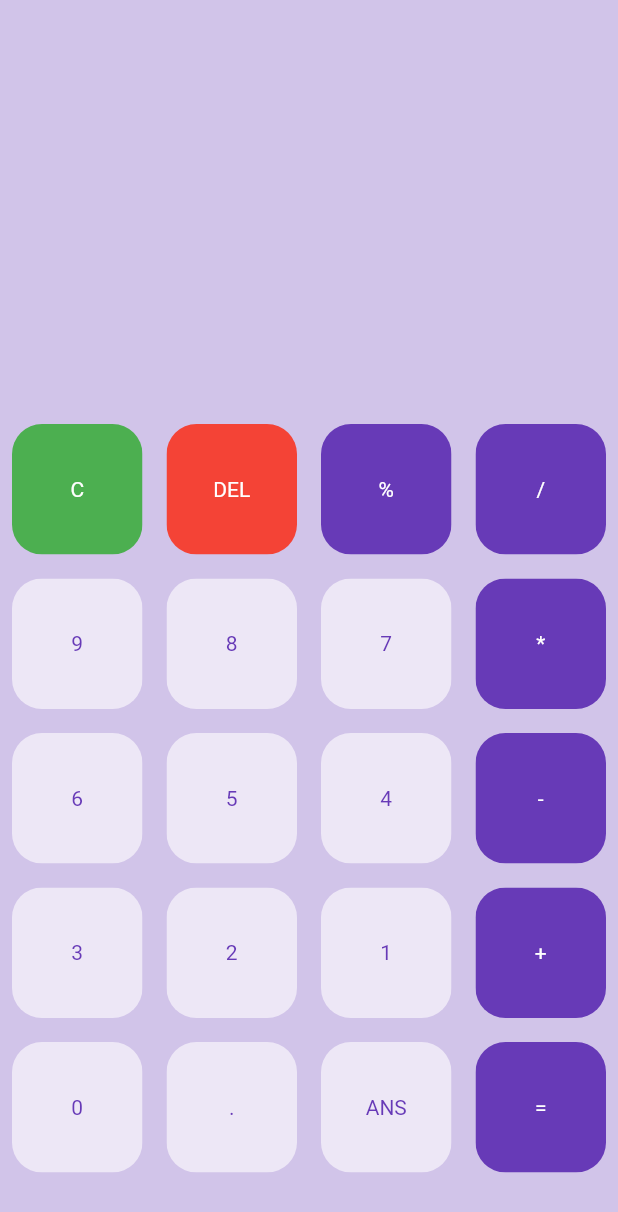
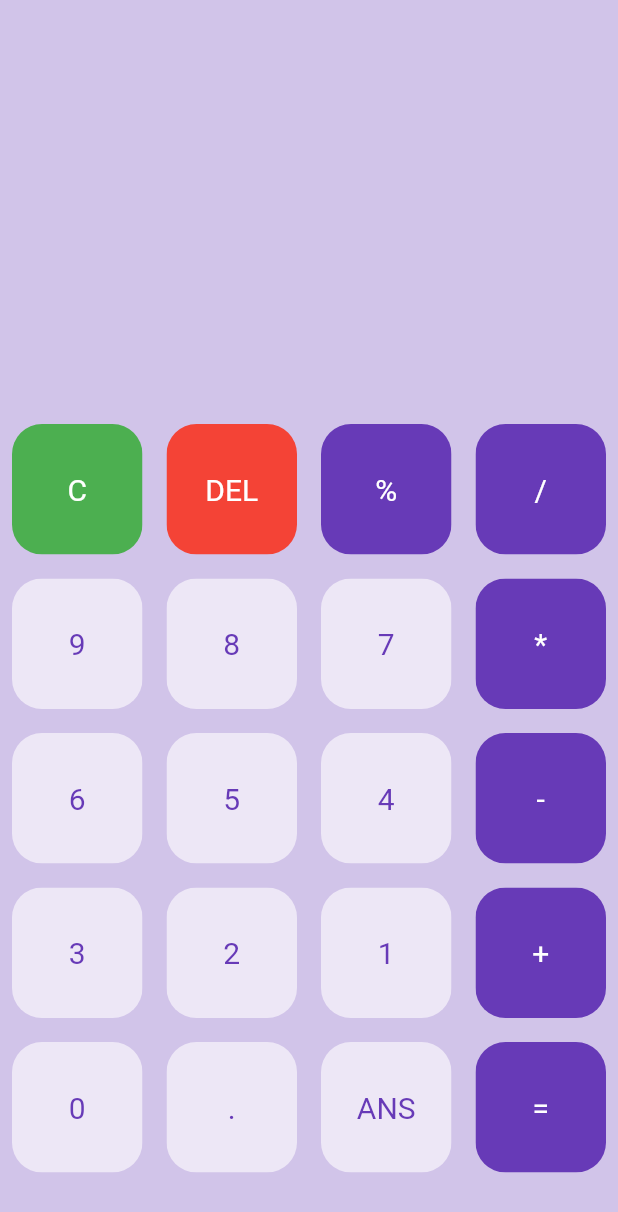
Before and after one commit to ArmanAbdullin/calculate_app, a Flutter app: the screen it shows after launch, on a phone screen of 412 x 824 dp. Shown: the top 1212 px of the screen. Run offline on Flutter 3.47's test engine with Material 2 defaults, Android fonts, the phone set to English and light mode, and no system bars.

Commit message:
change buttons, add tapped and change button clear and delete. It's work!

```diff
--- a/lib/buttons.dart
+++ b/lib/buttons.dart
@@ -5,11 +5,15 @@ class MyButton extends StatelessWidget {
   final textColor;
   final String buttonText;
 
-  MyButton({super.key, this.color, this.textColor, required this.buttonText});
+   final buttonOnTapped;
+
+  MyButton({super.key, this.color, this.textColor, required this.buttonText, this.buttonOnTapped});
 
   @override
   Widget build(BuildContext context) {
-    return Padding(
+    return GestureDetector(
+      onTap: buttonOnTapped,
+      child: Padding(
         padding: const EdgeInsets.all(8.0),
         child: ClipRRect(
           borderRadius: BorderRadius.circular(20),
@@ -18,7 +22,8 @@ class MyButton extends StatelessWidget {
             child: Center(
               child: Text(
                 buttonText,
-              style: TextStyle(color: textColor),
+                style: TextStyle(color: textColor, fontSize: 20),
+              ),
             ),
           ),
         ),
--- a/lib/main.dart
+++ b/lib/main.dart
@@ -21,6 +21,11 @@ class MyHomePage extends StatefulWidget {
 }
 
 class _MyHomePageState extends State<MyHomePage> {
+  var userQuestion = '';
+  var userAnswer = '';
+
+  final myTextStyle = TextStyle(fontSize: 30, color: Colors.deepPurple[900]);
+
   final List<String> buttons = [
     'C',
     'DEL',
@@ -51,30 +56,65 @@ class _MyHomePageState extends State<MyHomePage> {
       body: Column(
         children: [
           Expanded(
-            child: Container(),
+            child: Container(
+              child: Column(
+                mainAxisAlignment: MainAxisAlignment.spaceEvenly,
+                children: [
+                  SizedBox(height: 50,),
+                  Container(
+                    padding: EdgeInsets.all(20),
+                    alignment: Alignment.centerLeft,
+                    child: Text(userQuestion, style: TextStyle(fontSize: 20),),
+                  ),
+                  Container(
+                    padding: EdgeInsets.all(20),
+                    alignment: Alignment.centerRight,
+                    child: Text(userAnswer, style: TextStyle(fontSize: 20),),
+                  ),
+                ],
+              ),
+            ),
           ),
           Expanded(
             flex: 2,
             child: Container(
               child: GridView.builder(
                 itemCount: buttons.length,
-                gridDelegate: SliverGridDelegateWithFixedCrossAxisCount(
+                gridDelegate: const SliverGridDelegateWithFixedCrossAxisCount(
                     crossAxisCount: 4),
                 itemBuilder: (BuildContext context, int index) {
+                  //clear
                   if (index == 0) {
                     return MyButton(
+                      buttonOnTapped: (){
+                        setState(() {
+                          userQuestion = '';
+                        });
+                      },
                       buttonText: buttons[index],
                       color: Colors.green,
                       textColor: Colors.white,
                     );
-                  } else if (index == 1) {
+                  }
+                  //delete
+                  else if (index == 1) {
                     return MyButton(
+                      buttonOnTapped: (){
+                        setState(() {
+                          userQuestion = userQuestion.substring(0, userQuestion.length - 1);
+                        });
+                      },
                       buttonText: buttons[index],
                       color: Colors.red,
                       textColor: Colors.white,
                     );
                   } else {
                     return MyButton(
+                      buttonOnTapped: (){
+                        setState(() {
+                          userQuestion += buttons[index];
+                        });
+                      },
                       buttonText: buttons[index],
                       color: isOperator(buttons[index])
                           ? Colors.deepPurple
```
Lines whose indentation alone changed are shown as unchanged.
